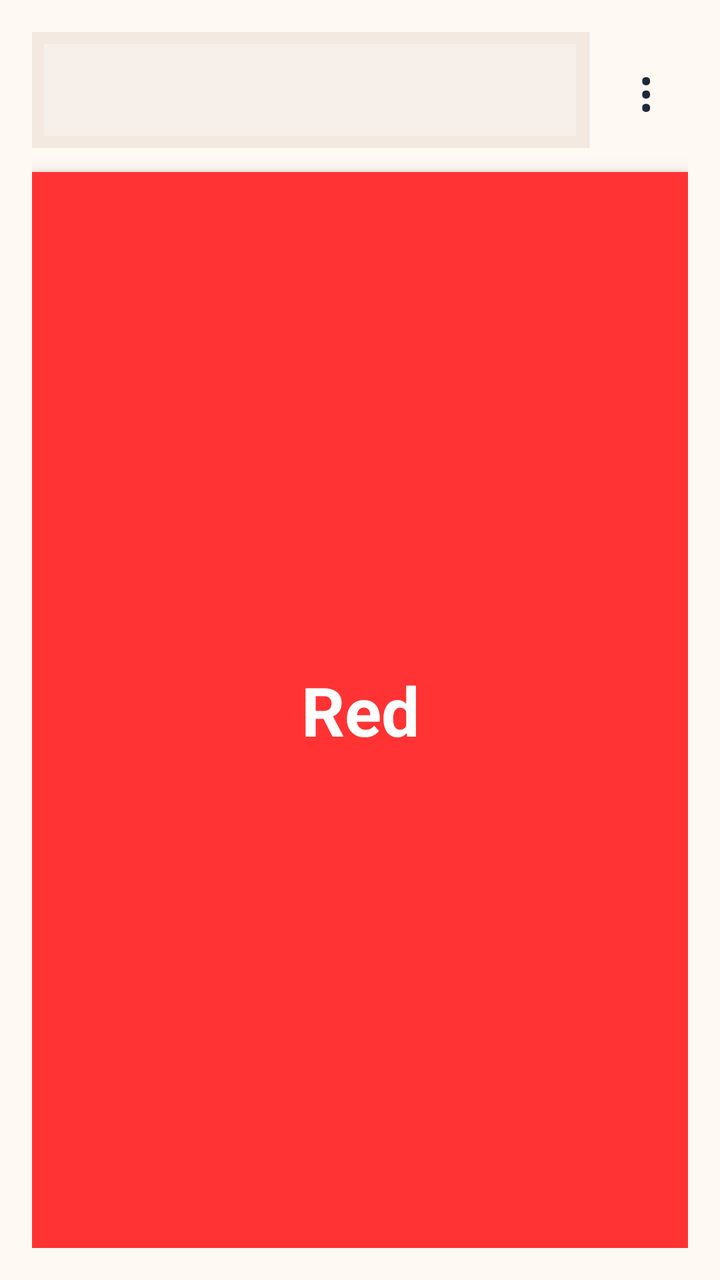
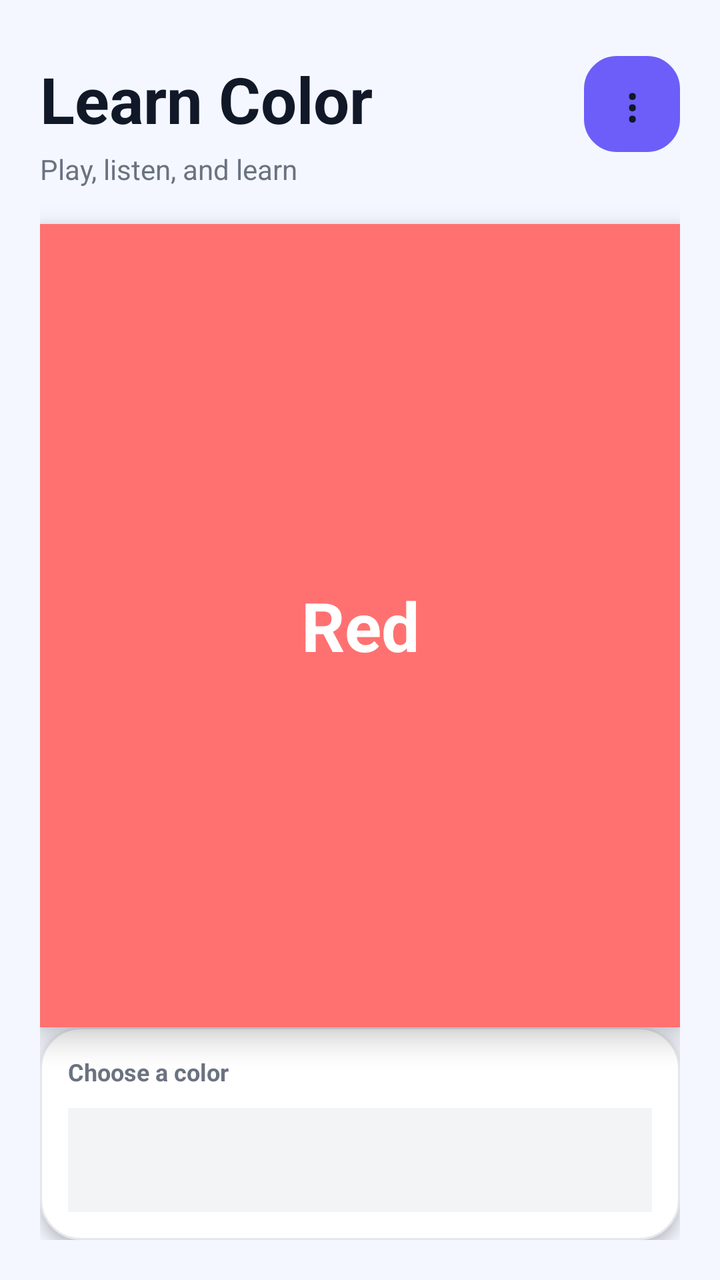

An Android layout rendered at two revisions. The XML below is the earlier revision; the diff shows what the commit changed to produce the second picture.
<!-- AndroidManifest.xml: application theme Theme.LearnColor -->
<!-- res/layout/activity_main.xml -->
<?xml version="1.0" encoding="utf-8"?>
<LinearLayout xmlns:android="http://schemas.android.com/apk/res/android"
    android:layout_width="match_parent"
    android:layout_height="match_parent"
    android:background="#FFF9F4"
    android:orientation="vertical"
    android:padding="16dp">

    <LinearLayout
        android:layout_width="match_parent"
        android:layout_height="58dp"
        android:gravity="center_vertical"
        android:orientation="horizontal"
        android:paddingLeft="0dp"
        android:paddingRight="0dp"
        android:paddingTop="0dp"
        android:paddingBottom="0dp">

        <LinearLayout
            android:layout_width="0dp"
            android:layout_height="match_parent"
            android:layout_weight="1"
            android:background="#F5EEE7"
            android:elevation="1dp"
            android:gravity="center_vertical"
            android:orientation="horizontal"
            android:padding="6dp"
            android:clipToPadding="false"
            android:backgroundTint="#F3E9E0"
            android:paddingLeft="6dp"
            android:paddingRight="6dp">

            <LinearLayout
                android:id="@+id/colorBar"
                android:layout_width="match_parent"
                android:layout_height="match_parent"
                android:background="#F7F0EA"
                android:gravity="center_vertical"
                android:orientation="horizontal"
                android:padding="0dp"
                android:clipToPadding="false" />
        </LinearLayout>

        <Button
            android:id="@+id/modeMenuButton"
            android:layout_width="42dp"
            android:layout_height="58dp"
            android:layout_marginStart="8dp"
            android:background="@android:color/transparent"
            android:backgroundTint="@android:color/transparent"
            android:gravity="center"
            android:minWidth="0dp"
            android:minHeight="0dp"
            android:padding="0dp"
            android:text="⋮"
            android:textColor="#1F2937"
            android:textSize="28sp" />
    </LinearLayout>

    <LinearLayout
        android:id="@+id/modeOptions"
        android:layout_width="match_parent"
        android:layout_height="wrap_content"
        android:layout_marginTop="12dp"
        android:background="#FFFFFF"
        android:elevation="6dp"
        android:orientation="vertical"
        android:padding="16dp"
        android:visibility="gone">

        <TextView
            android:layout_width="wrap_content"
            android:layout_height="wrap_content"
            android:layout_marginBottom="8dp"
            android:text="Settings"
            android:textColor="#1F2937"
            android:textSize="18sp"
            android:textStyle="bold" />

        <TextView
            android:layout_width="wrap_content"
            android:layout_height="wrap_content"
            android:layout_marginBottom="12dp"
            android:text="Choose a color set"
            android:textColor="#6B7280"
            android:textSize="14sp" />

        <LinearLayout
            android:layout_width="match_parent"
            android:layout_height="wrap_content"
            android:gravity="center"
            android:orientation="horizontal">

            <Button
                android:id="@+id/basicModeButton"
                android:layout_width="0dp"
                android:layout_height="42dp"
                android:layout_marginEnd="8dp"
                android:layout_weight="1"
                android:backgroundTint="#7C3AED"
                android:text="Basic"
                android:textColor="#FFFFFF" />

            <Button
                android:id="@+id/advancedModeButton"
                android:layout_width="0dp"
                android:layout_height="42dp"
                android:layout_marginStart="8dp"
                android:layout_weight="1"
                android:backgroundTint="#E7E7E7"
                android:text="Advanced"
                android:textColor="#1C1C1C" />
        </LinearLayout>
    </LinearLayout>

    <FrameLayout
        android:id="@+id/colorPreview"
        android:layout_width="match_parent"
        android:layout_height="0dp"
        android:layout_marginTop="12dp"
        android:layout_weight="1"
        android:minHeight="340dp"
        android:background="#FF0000"
        android:clickable="true"
        android:clipToOutline="true"
        android:elevation="6dp"
        android:focusable="true"
        android:outlineProvider="background">

        <View
            android:id="@+id/glassOverlay"
            android:layout_width="match_parent"
            android:layout_height="match_parent"
            android:background="#33FFFFFF" />

        <TextView
            android:id="@+id/colorLabel"
            android:layout_width="match_parent"
            android:layout_height="match_parent"
            android:layout_gravity="center"
            android:background="@android:color/transparent"
            android:gravity="center"
            android:padding="0dp"
            android:text="Red"
            android:textColor="#FFFFFF"
            android:textSize="34sp"
            android:textStyle="bold" />
    </FrameLayout>
</LinearLayout>
<!-- resources referenced by this layout -->
<resources>
  <style name="Theme.LearnColor" parent="Theme.Material3.DayNight.NoActionBar">
          <item name="colorPrimary">@color/purple_500</item>
          <item name="colorOnPrimary">#FFFFFF</item>
          <item name="android:statusBarColor">@android:color/transparent</item>
          <item name="android:windowLightStatusBar" tools:targetApi="23">true</item>
      </style>
  <color name="purple_500">#6200EE</color>
</resources>

<!-- the commit's change to res/layout/activity_main.xml (unified diff, before → after) -->
@@ -1,89 +1,74 @@
 <?xml version="1.0" encoding="utf-8"?>
-<LinearLayout xmlns:android="http://schemas.android.com/apk/res/android"
+<androidx.constraintlayout.widget.ConstraintLayout xmlns:android="http://schemas.android.com/apk/res/android"
+    xmlns:app="http://schemas.android.com/apk/res-auto"
     android:layout_width="match_parent"
     android:layout_height="match_parent"
-    android:background="#FFF9F4"
-    android:orientation="vertical"
-    android:padding="16dp">
+    android:background="@color/surface_background"
+    android:padding="20dp">
 
-    <LinearLayout
-        android:layout_width="match_parent"
-        android:layout_height="58dp"
-        android:gravity="center_vertical"
-        android:orientation="horizontal"
-        android:paddingLeft="0dp"
-        android:paddingRight="0dp"
-        android:paddingTop="0dp"
-        android:paddingBottom="0dp">
+    <TextView
+        android:id="@+id/appTitle"
+        android:layout_width="0dp"
+        android:layout_height="wrap_content"
+        android:layout_marginTop="8dp"
+        android:text="Learn Color"
+        android:textColor="#111827"
+        android:textSize="32sp"
+        android:textStyle="bold"
+        app:layout_constraintEnd_toStartOf="@id/modeMenuButton"
+        app:layout_constraintStart_toStartOf="parent"
+        app:layout_constraintTop_toTopOf="parent" />
 
-        <LinearLayout
-            android:layout_width="0dp"
-            android:layout_height="match_parent"
-            android:layout_weight="1"
-            android:background="#F5EEE7"
-            android:elevation="1dp"
-            android:gravity="center_vertical"
-            android:orientation="horizontal"
-            android:padding="6dp"
-            android:clipToPadding="false"
-            android:backgroundTint="#F3E9E0"
-            android:paddingLeft="6dp"
-            android:paddingRight="6dp">
+    <TextView
+        android:id="@+id/appSubtitle"
+        android:layout_width="0dp"
+        android:layout_height="wrap_content"
+        android:layout_marginTop="4dp"
+        android:text="Play, listen, and learn"
+        android:textColor="#6B7280"
+        android:textSize="14sp"
+        app:layout_constraintEnd_toStartOf="@id/modeMenuButton"
+        app:layout_constraintStart_toStartOf="parent"
+        app:layout_constraintTop_toBottomOf="@id/appTitle" />
 
-            <LinearLayout
-                android:id="@+id/colorBar"
-                android:layout_width="match_parent"
-                android:layout_height="match_parent"
-                android:background="#F7F0EA"
-                android:gravity="center_vertical"
-                android:orientation="horizontal"
-                android:padding="0dp"
-                android:clipToPadding="false" />
-        </LinearLayout>
-
-        <Button
-            android:id="@+id/modeMenuButton"
-            android:layout_width="42dp"
-            android:layout_height="58dp"
-            android:layout_marginStart="8dp"
-            android:background="@android:color/transparent"
-            android:backgroundTint="@android:color/transparent"
-            android:gravity="center"
-            android:minWidth="0dp"
-            android:minHeight="0dp"
-            android:padding="0dp"
-            android:text="⋮"
-            android:textColor="#1F2937"
-            android:textSize="28sp" />
-    </LinearLayout>
+    <Button
+        android:id="@+id/modeMenuButton"
+        android:layout_width="48dp"
+        android:layout_height="48dp"
+        android:background="@drawable/mode_menu_button_bg"
+        android:backgroundTint="#FFFFFF"
+        android:gravity="center"
+        android:minWidth="0dp"
+        android:minHeight="0dp"
+        android:padding="0dp"
+        android:text="⋮"
+        android:textColor="#111827"
+        android:textSize="24sp"
+        app:layout_constraintEnd_toEndOf="parent"
+        app:layout_constraintTop_toTopOf="@id/appTitle" />
 
     <LinearLayout
         android:id="@+id/modeOptions"
-        android:layout_width="match_parent"
+        android:layout_width="0dp"
         android:layout_height="wrap_content"
-        android:layout_marginTop="12dp"
-        android:background="#FFFFFF"
-        android:elevation="6dp"
+        android:layout_marginTop="18dp"
+        android:background="@drawable/settings_card_bg"
+        android:elevation="4dp"
         android:orientation="vertical"
         android:padding="16dp"
-        android:visibility="gone">
+        android:visibility="gone"
+        app:layout_constraintEnd_toEndOf="parent"
+        app:layout_constraintStart_toStartOf="parent"
+        app:layout_constraintTop_toBottomOf="@id/appSubtitle">
 
         <TextView
             android:layout_width="wrap_content"
             android:layout_height="wrap_content"
             android:layout_marginBottom="8dp"
-            android:text="Settings"
-            android:textColor="#1F2937"
-            android:textSize="18sp"
+            android:text="Learning mode"
+            android:textColor="#374151"
+            android:textSize="16sp"
             android:textStyle="bold" />
-
-        <TextView
-            android:layout_width="wrap_content"
-            android:layout_height="wrap_content"
-            android:layout_marginBottom="12dp"
-            android:text="Choose a color set"
-            android:textColor="#6B7280"
-            android:textSize="14sp" />
 
         <LinearLayout
             android:layout_width="match_parent"
@@ -94,38 +79,41 @@
             <Button
                 android:id="@+id/basicModeButton"
                 android:layout_width="0dp"
-                android:layout_height="42dp"
+                android:layout_height="44dp"
                 android:layout_marginEnd="8dp"
                 android:layout_weight="1"
-                android:backgroundTint="#7C3AED"
+                android:backgroundTint="#6D5EF9"
                 android:text="Basic"
                 android:textColor="#FFFFFF" />
 
             <Button
                 android:id="@+id/advancedModeButton"
                 android:layout_width="0dp"
-                android:layout_height="42dp"
+                android:layout_height="44dp"
                 android:layout_marginStart="8dp"
                 android:layout_weight="1"
-                android:backgroundTint="#E7E7E7"
+                android:backgroundTint="#E5E7EB"
                 android:text="Advanced"
-                android:textColor="#1C1C1C" />
+                android:textColor="#111827" />
         </LinearLayout>
     </LinearLayout>
 
     <FrameLayout
         android:id="@+id/colorPreview"
-        android:layout_width="match_parent"
+        android:layout_width="0dp"
         android:layout_height="0dp"
-        android:layout_marginTop="12dp"
-        android:layout_weight="1"
-        android:minHeight="340dp"
-        android:background="#FF0000"
+        android:layout_marginTop="18dp"
+        android:background="#FF4D4D"
         android:clickable="true"
         android:clipToOutline="true"
-        android:elevation="6dp"
+        android:elevation="8dp"
         android:focusable="true"
-        android:outlineProvider="background">
+        android:minHeight="320dp"
+        android:outlineProvider="background"
+        app:layout_constraintBottom_toTopOf="@+id/colorBarContainer"
+        app:layout_constraintEnd_toEndOf="parent"
+        app:layout_constraintStart_toStartOf="parent"
+        app:layout_constraintTop_toBottomOf="@id/modeOptions">
 
         <View
             android:id="@+id/glassOverlay"
@@ -137,13 +125,43 @@
             android:id="@+id/colorLabel"
             android:layout_width="match_parent"
             android:layout_height="match_parent"
-            android:layout_gravity="center"
             android:background="@android:color/transparent"
             android:gravity="center"
-            android:padding="0dp"
             android:text="Red"
             android:textColor="#FFFFFF"
             android:textSize="34sp"
             android:textStyle="bold" />
     </FrameLayout>
-</LinearLayout>
+
+    <LinearLayout
+        android:id="@+id/colorBarContainer"
+        android:layout_width="0dp"
+        android:layout_height="wrap_content"
+        android:layout_marginTop="18dp"
+        android:background="@drawable/settings_card_bg"
+        android:elevation="4dp"
+        android:orientation="vertical"
+        android:padding="14dp"
+        app:layout_constraintBottom_toBottomOf="parent"
+        app:layout_constraintEnd_toEndOf="parent"
+        app:layout_constraintStart_toStartOf="parent">
+
+        <TextView
+            android:layout_width="wrap_content"
+            android:layout_height="wrap_content"
+            android:layout_marginBottom="10dp"
+            android:text="Choose a color"
+            android:textColor="#6B7280"
+            android:textSize="12sp"
+            android:textStyle="bold" />
+
+        <LinearLayout
+            android:id="@+id/colorBar"
+            android:layout_width="match_parent"
+            android:layout_height="52dp"
+            android:background="#F3F4F6"
+            android:gravity="center_vertical"
+            android:orientation="horizontal"
+            android:padding="4dp" />
+    </LinearLayout>
+</androidx.constraintlayout.widget.ConstraintLayout>
<!-- resource entries referenced after the edit -->
@@ -1,11 +1,28 @@
 <!-- resources referenced by this layout -->
 <resources>
+  <color name="surface_background">#F4F7FF</color>
+  <!-- drawable mode_menu_button_bg (drawable) -->
+  <?xml version="1.0" encoding="utf-8"?>
+  <shape xmlns:android="http://schemas.android.com/apk/res/android">
+      <solid android:color="#FFFFFF" />
+      <corners android:radius="16dp" />
+      <stroke android:width="1dp" android:color="#E5E7EB" />
+  </shape>
+  <!-- drawable settings_card_bg (drawable) -->
+  <?xml version="1.0" encoding="utf-8"?>
+  <shape xmlns:android="http://schemas.android.com/apk/res/android">
+      <solid android:color="#FFFFFF" />
+      <corners android:radius="20dp" />
+      <stroke android:width="1dp" android:color="#E5E7EB" />
+  </shape>
   <style name="Theme.LearnColor" parent="Theme.Material3.DayNight.NoActionBar">
           <item name="colorPrimary">@color/purple_500</item>
           <item name="colorOnPrimary">#FFFFFF</item>
+          <item name="colorSurface">@color/surface_card</item>
           <item name="android:statusBarColor">@android:color/transparent</item>
           <item name="android:windowLightStatusBar" tools:targetApi="23">true</item>
       </style>
-  <color name="purple_500">#6200EE</color>
+  <color name="purple_500">#6D5EF9</color>
+  <color name="surface_card">#FFFFFF</color>
 </resources>
 
